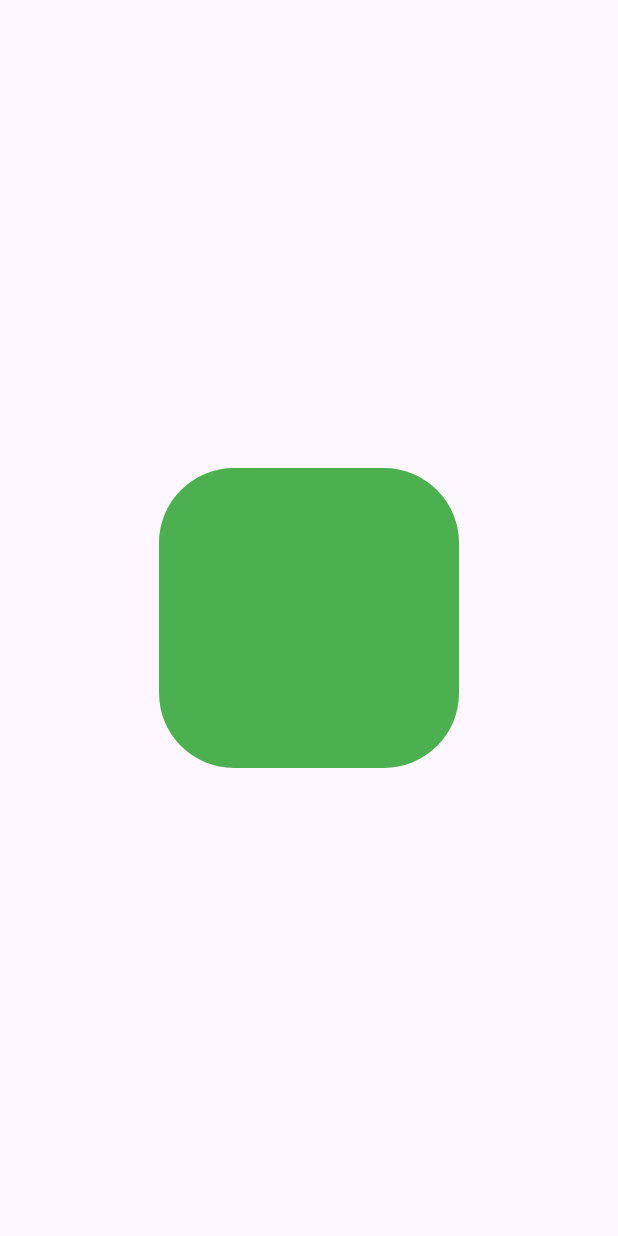
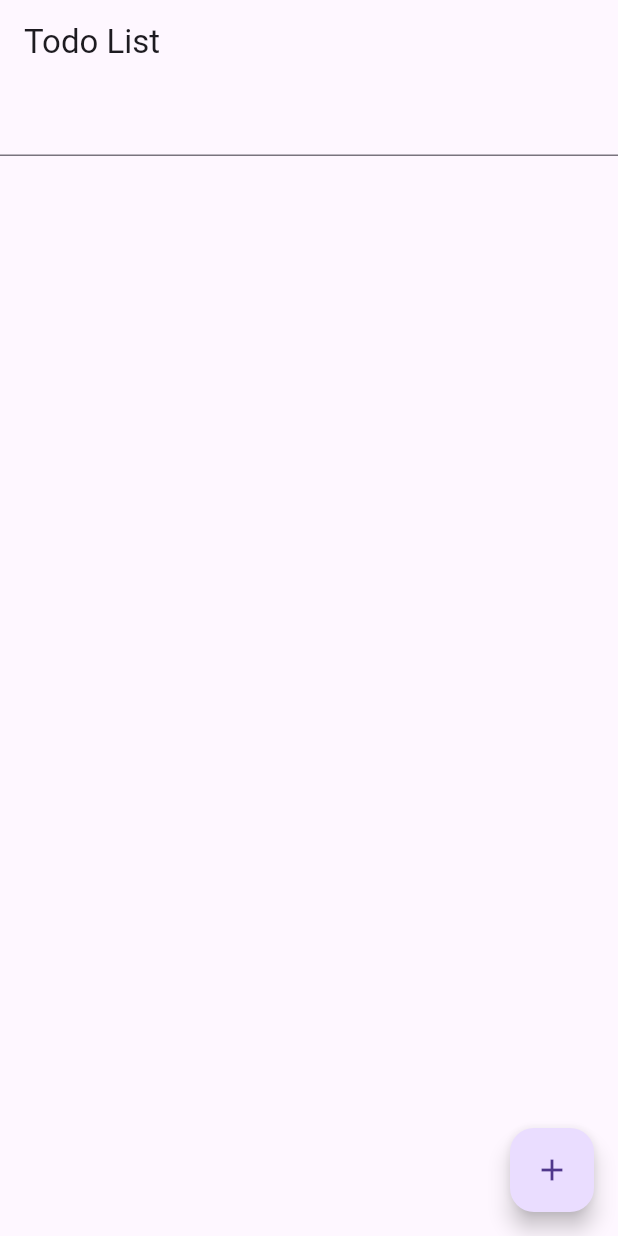
Before and after one commit to Nyctophilia58/flutter_testing, a Flutter app: the screen it shows after launch, on a phone screen of 412 x 824 dp. Run offline on Flutter 3.47's test engine with Material 3 defaults, Android fonts, the phone set to English and light mode, and no system bars.

Commit message:
Update widget testing

```diff
--- a/widget_test/lib/main.dart
+++ b/widget_test/lib/main.dart
@@ -1,5 +1,7 @@
 import 'package:flutter/material.dart';
 import 'package:widget_test/counter/home_page.dart';
+import 'package:widget_test/simulations/scrollable_list.dart';
+import 'package:widget_test/simulations/user_interaction.dart';
 import 'package:widget_test/users_example/home_screen.dart';
 import 'package:widget_test/users_example/user_repository.dart';
 
@@ -44,14 +46,41 @@ class MyApp extends StatelessWidget {
 
 
   // ------ This is the modified code for the animation example ------
+  // @override
+  // Widget build(BuildContext context) {
+  //   return MaterialApp(
+  //     title: 'Flutter Demo',
+  //     theme: ThemeData(
+  //       primarySwatch: Colors.blue,
+  //     ),
+  //     home: const AnimationScreen(),
+  //   );
+  // }
+
+  // ------ This is the modified code for the animation example ------
+  // @override
+  // Widget build(BuildContext context) {
+  //   return MaterialApp(
+  //     title: 'Flutter Demo',
+  //     theme: ThemeData(
+  //       primarySwatch: Colors.blue,
+  //     ),
+  //     home: ScrollableList(items: List<String>.generate(10000, (i) => 'Item $i')),
+  //   );
+  // }
+
+  static const _appTitle = 'Todo List';
+
   @override
   Widget build(BuildContext context) {
     return MaterialApp(
-      title: 'Flutter Demo',
+      title: _appTitle,
       theme: ThemeData(
         primarySwatch: Colors.blue,
       ),
-      home: const AnimationScreen(),
+      home: UserInteraction(appTitle: _appTitle)
     );
   }
+
+
 }
--- /dev/null
+++ b/widget_test/lib/simulations/user_interaction.dart
@@ -0,0 +1,50 @@
+import 'package:flutter/material.dart';
+
+class UserInteraction extends StatefulWidget {
+  final String appTitle;
+  const UserInteraction({super.key, required this.appTitle});
+
+  @override
+  State<UserInteraction> createState() => _UserInteractionState();
+}
+
+class _UserInteractionState extends State<UserInteraction> {
+  final todos = <String>[];
+  final controller = TextEditingController();
+
+  @override
+  Widget build(BuildContext context) {
+    return Scaffold(
+      appBar: AppBar(title: Text(widget.appTitle)),
+      body: Column(
+        children: [
+          TextField(controller: controller),
+          Expanded(
+            child: ListView.builder(
+              itemCount: todos.length,
+              itemBuilder: (context, index) {
+                final todo = todos[index];
+
+                return Dismissible(
+                  key: Key('$todo$index'),
+                  onDismissed: (direction) => todos.removeAt(index),
+                  background: Container(color: Colors.red),
+                  child: ListTile(title: Text(todo)),
+                );
+              },
+            ),
+          ),
+        ],
+      ),
+      floatingActionButton: FloatingActionButton(
+        onPressed: () {
+          setState(() {
+            todos.add(controller.text);
+            controller.clear();
+          });
+        },
+        child: const Icon(Icons.add),
+      ),
+    );
+  }
+}
```
Also changed, not shown: widget_test/lib/simulations/scrollable_list.dart (added, +33 -0 lines), Flutter Testing/.obsidian/app.json, Flutter Testing/.obsidian/workspace.json, unit_test/pubspec.lock, widget_test/pubspec.lock, 9 other files.
